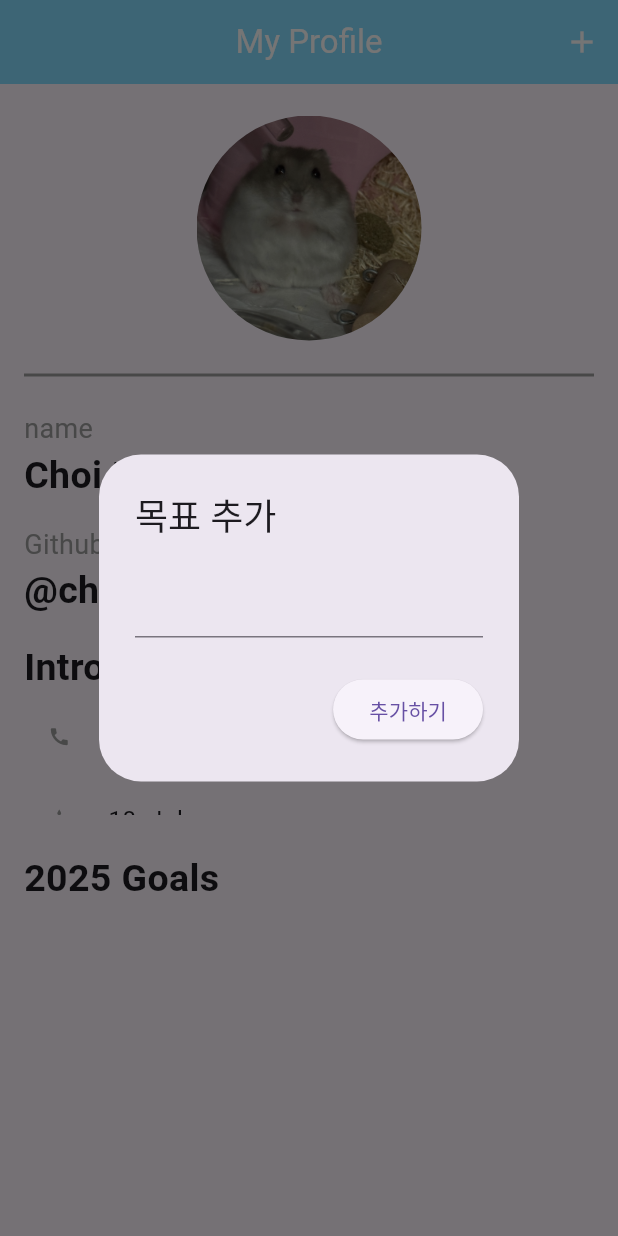
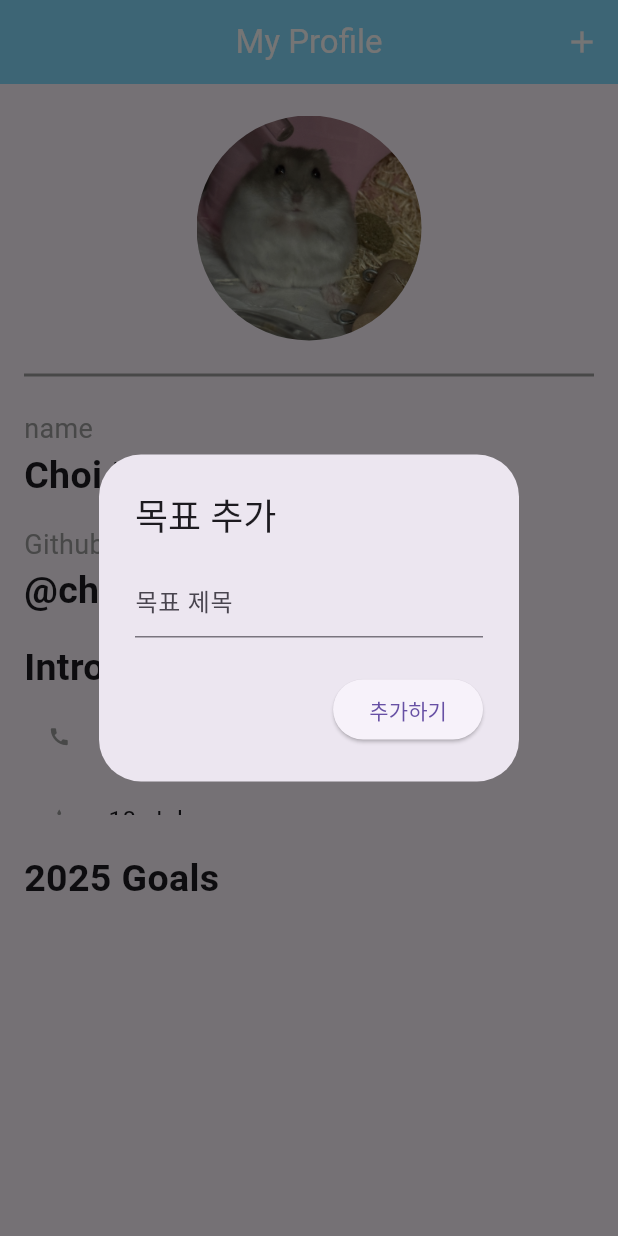
Before and after one commit to GDG-on-Campus-SKHU/24-25-App-Assignment-06, a Flutter app: the screen it shows after launch, after a tap on the "add" icon, on a phone screen of 412 x 824 dp. Run offline on Flutter 3.47's test engine with Material 3 defaults, Android fonts, the phone set to English and light mode, and no system bars; our stand-ins replace sqflite; accounts and stored records are empty.

Commit message:
6차시 과제 추가 수정 2

```diff
--- a/최다연/lib/goal_app.dart
+++ b/최다연/lib/goal_app.dart
@@ -39,6 +39,7 @@ class _GoalAppState extends State<GoalApp> {
             onChanged: (value) {
               title = value;
             },
+            decoration: const InputDecoration(hintText: "목표 제목"),
             validator: (value) {
               if (value == null || value.isEmpty) {
                 return '목표를 입력하세요';
@@ -83,9 +84,10 @@ class _GoalAppState extends State<GoalApp> {
             onChanged: (value) {
               title = value;
             },
+            decoration: const InputDecoration(hintText: "목표 제목"),
             validator: (value) {
               if (value == null || value.isEmpty) {
-                return '목표를 입력하세요';
+                return '목표 제목';
               }
               return null;
             },
```
Also changed, not shown: 최다연/lib/goal_database.dart (line endings or trailing spaces), 11 other files.
